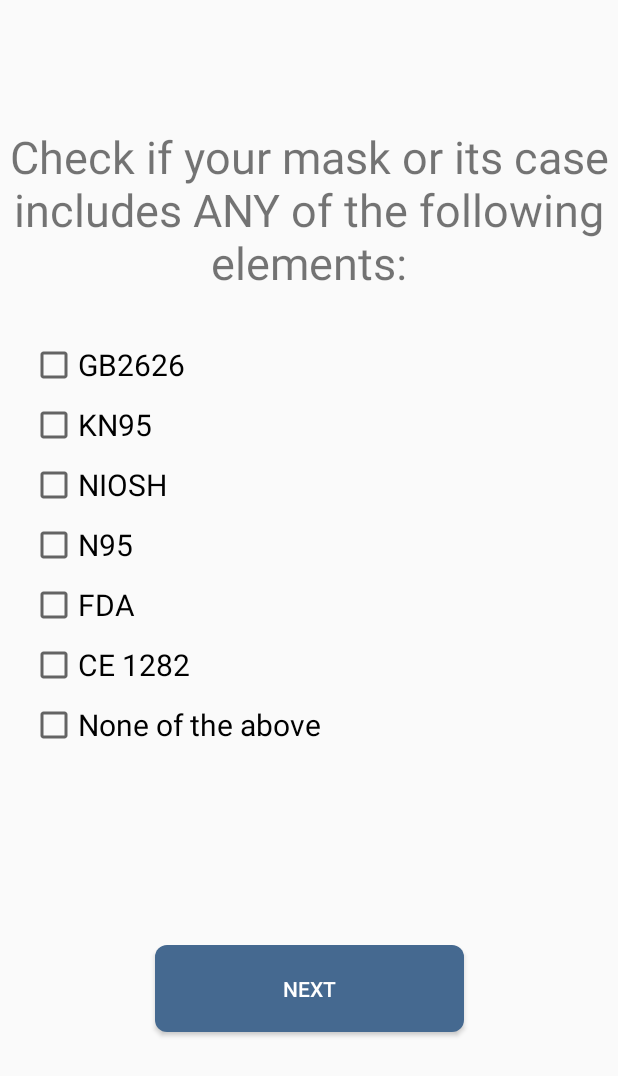
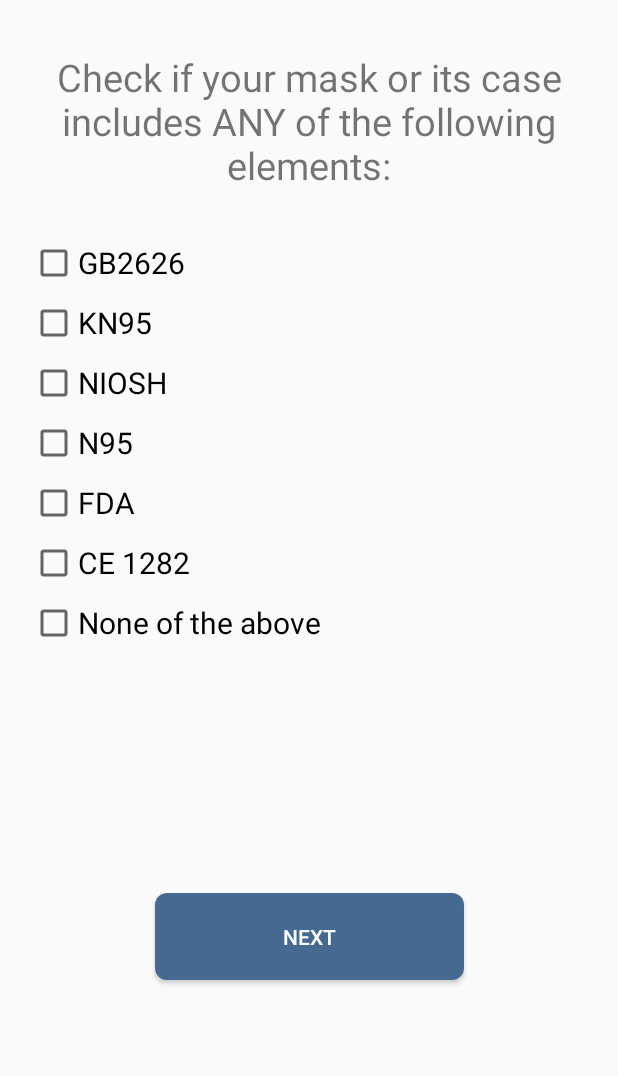
Before and after one commit to dgarcoe/MaskCheck, an Android app: the CheckList2Activity screen opened directly, with no data from a screen before it, on a phone screen of 412 x 824 dp. Shown: the top 1076 px of the screen. Run offline under Robolectric (Android 15) with nearby library versions, the light colour scheme and no system bars.

Commit message:
Modified layouts

```diff
--- a/app/src/main/AndroidManifest.xml
+++ b/app/src/main/AndroidManifest.xml
@@ -33,8 +33,10 @@
         <activity
             android:name=".FirstCheckActivity"
             android:theme="@style/AppTheme.NoActionBar" />
-        <activity android:name=".FalseFFP2Activity"
+        <activity
+            android:name=".FalseFFP2Activity"
             android:theme="@style/AppTheme.NoActionBar" />
+        <activity android:name=".ReferencesActivity"></activity>
     </application>
 
 </manifest>
--- a/app/src/main/res/layout/activity_check_list.xml
+++ b/app/src/main/res/layout/activity_check_list.xml
@@ -16,7 +16,7 @@
         android:layout_marginRight="20dp"
         android:layout_marginLeft="20dp"
         android:text="@string/markings"
-        android:textSize="30sp"
+        android:textSize="25sp"
         android:textAlignment="center"
         app:layout_constraintEnd_toEndOf="parent"
         app:layout_constraintStart_toStartOf="parent"
--- a/app/src/main/res/layout/activity_check_list2.xml
+++ b/app/src/main/res/layout/activity_check_list2.xml
@@ -12,11 +12,11 @@
         android:layout_height="wrap_content"
         android:layout_marginEnd="8dp"
         android:layout_marginStart="8dp"
-        android:layout_marginTop="84dp"
+        android:layout_marginTop="34dp"
         android:layout_marginRight="20dp"
         android:layout_marginLeft="20dp"
         android:text="@string/check_other_standards"
-        android:textSize="30sp"
+        android:textSize="25sp"
         android:textAlignment="center"
         app:layout_constraintEnd_toEndOf="parent"
         app:layout_constraintStart_toStartOf="parent"
--- a/app/src/main/res/layout/activity_false_ffp2.xml
+++ b/app/src/main/res/layout/activity_false_ffp2.xml
@@ -16,7 +16,7 @@
         android:layout_marginRight="20dp"
         android:layout_marginLeft="20dp"
         android:text="@string/falseFFP2"
-        android:textSize="30sp"
+        android:textSize="25sp"
         android:textAlignment="center"
         android:textColor="@color/colorRed"
         app:layout_constraintEnd_toEndOf="parent"
--- a/app/src/main/res/layout/activity_first_check.xml
+++ b/app/src/main/res/layout/activity_first_check.xml
@@ -16,7 +16,7 @@
         android:layout_marginRight="20dp"
         android:layout_marginLeft="20dp"
         android:text="@string/is_marked"
-        android:textSize="30sp"
+        android:textSize="25sp"
         android:textAlignment="center"
         app:layout_constraintEnd_toEndOf="parent"
         app:layout_constraintStart_toStartOf="parent"
--- a/app/src/main/res/layout/activity_is_ffp2.xml
+++ b/app/src/main/res/layout/activity_is_ffp2.xml
@@ -16,7 +16,7 @@
         android:layout_marginRight="20dp"
         android:layout_marginLeft="20dp"
         android:text="@string/isFFP2"
-        android:textSize="30sp"
+        android:textSize="25sp"
         android:textAlignment="center"
         android:textColor="@color/colorGreen"
         app:layout_constraintEnd_toEndOf="parent"
--- a/app/src/main/res/layout/activity_main.xml
+++ b/app/src/main/res/layout/activity_main.xml
@@ -14,11 +14,11 @@
         app:layout_constraintWidth_percent="1"
         app:layout_constraintHeight_percent="0.1"
         android:layout_marginTop="44dp"
-        android:background="@drawable/back"
+
         android:text="@string/check_your_mask"
         android:gravity="center"
         android:textAppearance="@style/TextAppearance.AppCompat.Headline"
-        android:textColor="@color/colorWhite"
+        android:textColor="@color/colorPrimary"
         app:layout_constraintLeft_toLeftOf="parent"
         app:layout_constraintRight_toRightOf="parent"
         app:layout_constraintTop_toTopOf="parent" />
--- a/app/src/main/res/layout/activity_not_ffp2.xml
+++ b/app/src/main/res/layout/activity_not_ffp2.xml
@@ -17,7 +17,7 @@
         android:layout_marginRight="20dp"
         android:layout_marginLeft="20dp"
         android:text="@string/notFFP2"
-        android:textSize="30sp"
+        android:textSize="25sp"
         android:textAlignment="center"
         android:textColor="@color/colorRed"
         app:layout_constraintEnd_toEndOf="parent"
```
Also changed, not shown: app/src/main/java/com/github/dgarcoe/maskchecker/ReferencesActivity.kt (added, +14 -0 lines), app/src/main/res/layout/activity_references.xml (added, +9 -0 lines).
